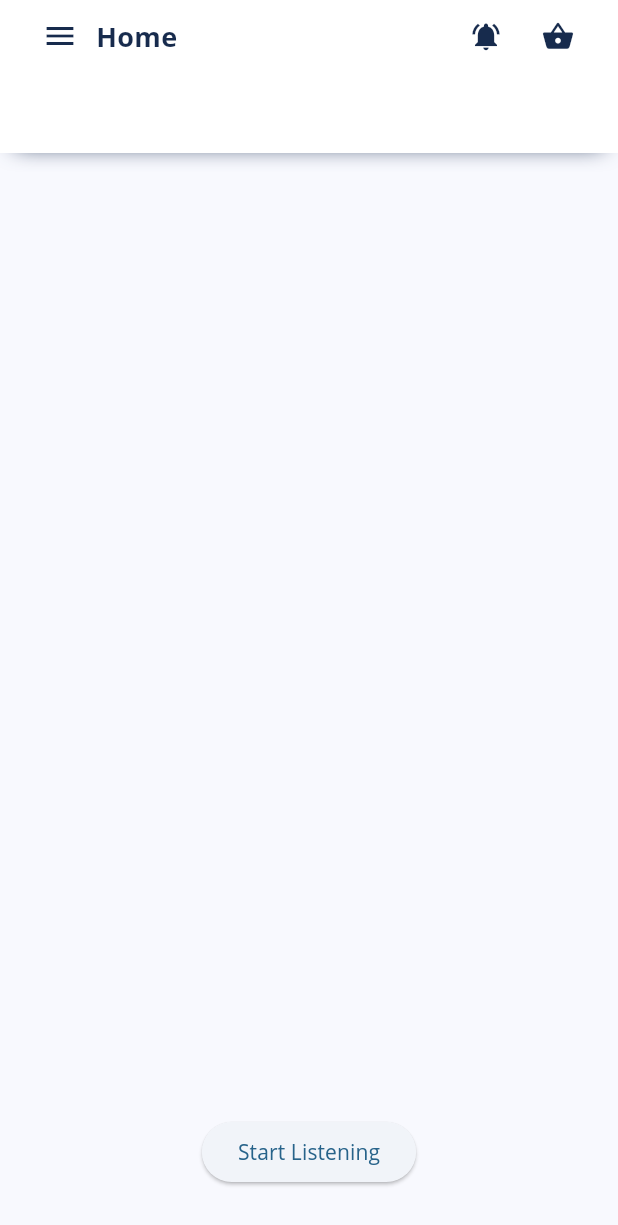
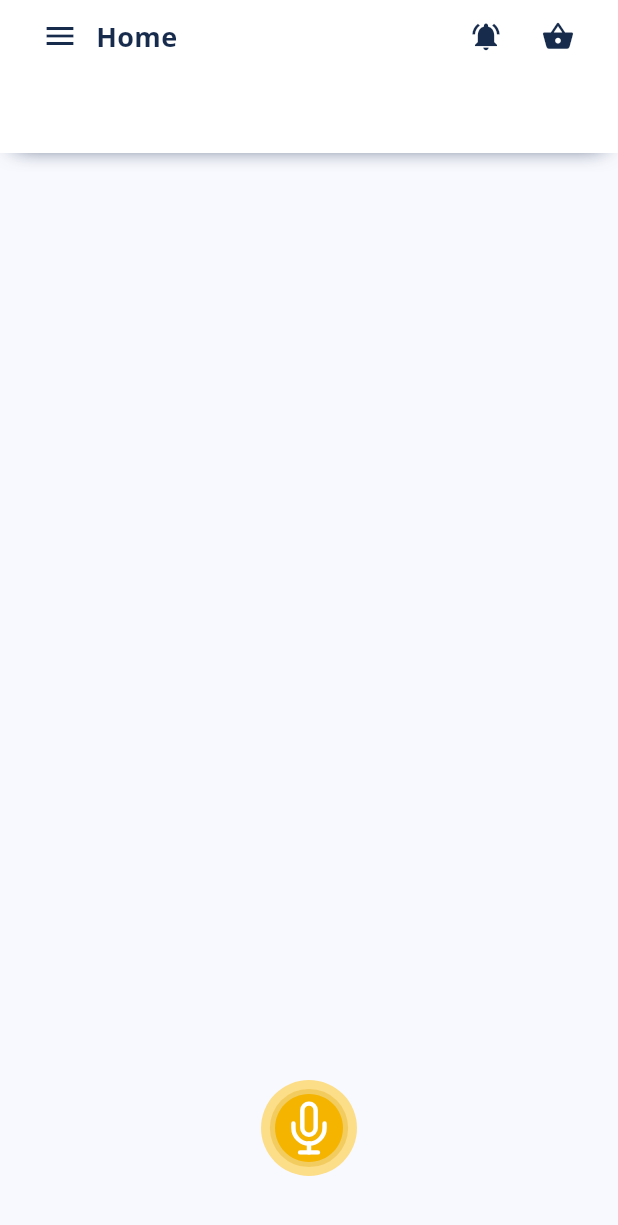
Before and after one commit to sungtaek/speeco, a Flutter app: the screen it shows after launch, on a phone screen of 412 x 824 dp. Shown: the top 1225 px of the screen. Run offline on Flutter 3.47's test engine with Material 2 defaults, Android fonts, the phone set to English and light mode, and no system bars; our stand-ins replace flutter_tts, lottie, permission_handler, speech_to_text; missing offline and left inert: flutter_sound, grpc, protobuf, remove_emoji; statements that could not run were skipped.

Commit message:
add icon

```diff
--- a/app/lib/widgets/conversation.dart
+++ b/app/lib/widgets/conversation.dart
@@ -10,6 +10,7 @@ import '../core/chat.dart';
 import '../core/player/player.dart';
 import '../core/recorder/ondevice-recorder.dart';
 import '../core/recorder/recorder.dart';
+import '../core/recorder/server-recorder.dart';
 import '../core/session.dart';
 import 'conversation-chat.dart';
 
@@ -31,7 +32,7 @@ class _Conversation extends State<Conversation> {
     super.initState();
     var session = Session('dev-sungtaek.kro.kr', 9090);
     Chat.create(session).then((c) => _chat = c);
-    _recorder = OndeviceRecorder();
+    _recorder = ServerRecorder(session);
     _recorder.init();
     _player = OndevicePlayer();
     _player.init();
@@ -86,14 +87,16 @@ class _Conversation extends State<Conversation> {
         Expanded(
             child: ConversationChat(messages: _messages, toBottom: _toBottom)),
         Container(
-            height: 80,
+            height: 120,
             child: Column(children: [
-              // Lottie.asset('images/thinking2.json', repeat: true, animate: true),
-              // Lottie.asset('images/mic2.json', repeat: true, animate: true),
-              ElevatedButton(
+              TextButton(
                 onPressed: _listen,
-                child: Text(_isListening ? 'Stop Listening' : 'Start Listening'),
+                child: Lottie.asset('assets/images/mic_icon.json', width: 80, height: 80, repeat: true, animate: _isListening)
               ),
+              // ElevatedButton(
+              //   onPressed: _listen,
+              //   child: Text(_isListening ? 'Stop Listening' : 'Start Listening'),
+              // ),
             ]))
       ]),
     );
--- a/app/pubspec.yaml
+++ b/app/pubspec.yaml
@@ -26,7 +26,7 @@ dev_dependencies:
 flutter:
   uses-material-design: true
   assets:
-    - assets/
+    - assets/images/
   fonts:
     - family: OpenSans
       fonts:
```
Also changed, not shown: app/assets/images/mic_icon.json (added, +1 -0 lines), app/assets/images/progress_icon.json (added, +1 -0 lines).
